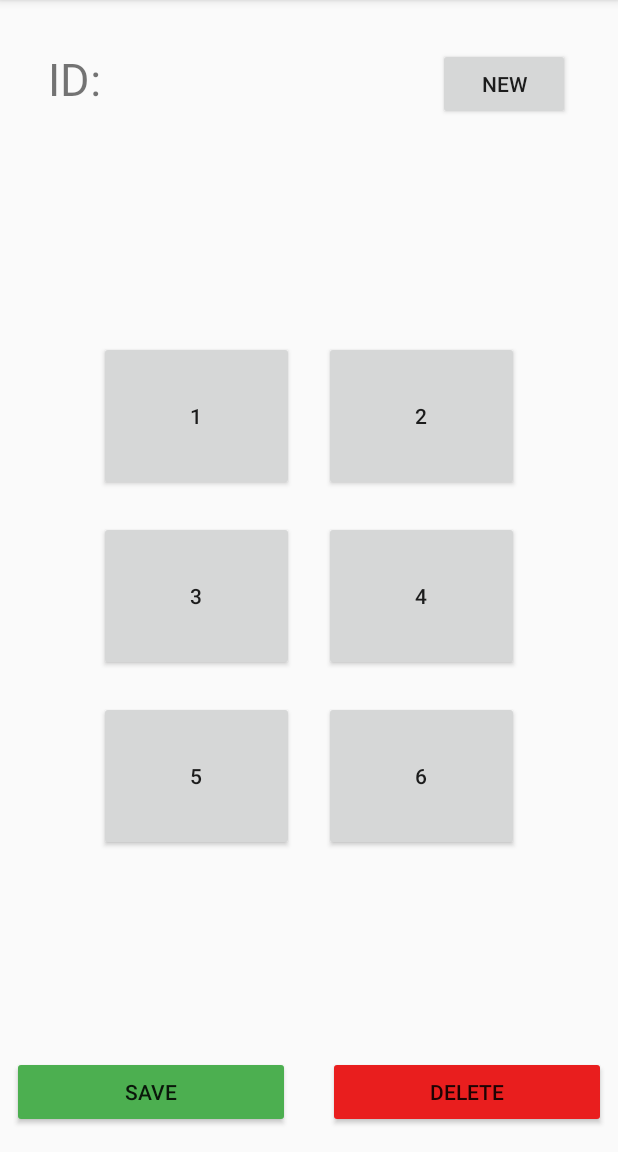
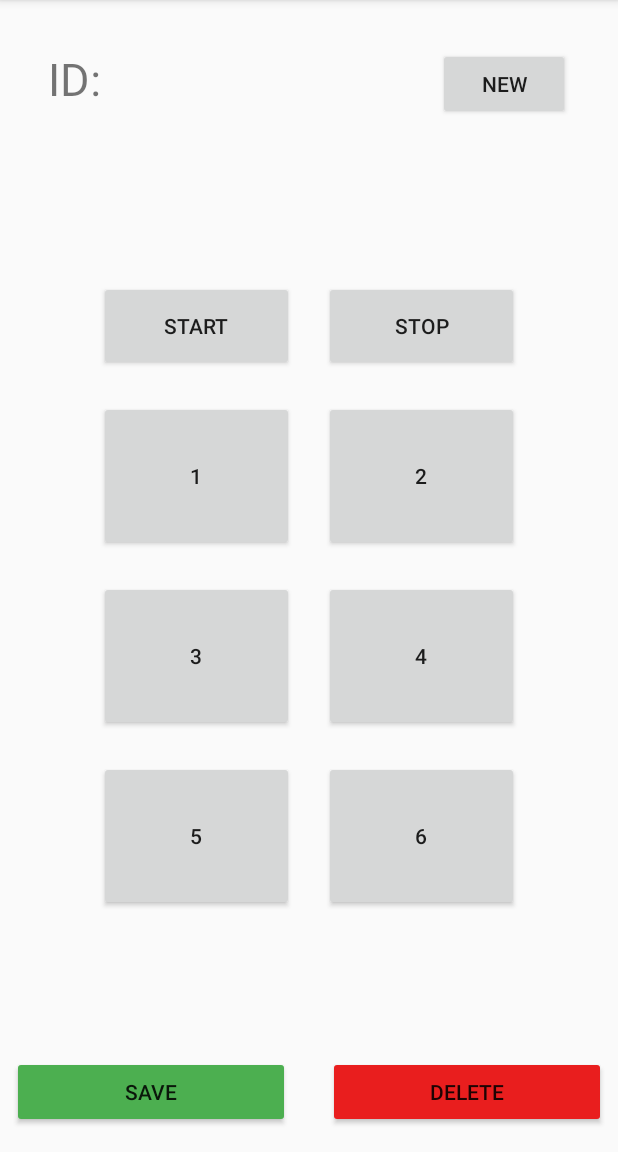
Before and after one commit to sho-87/flagger, an Android app: the screen it shows after launch (MainActivity), on a phone screen of 412 x 824 dp, the part 84-1236 px from its top. Run offline under Robolectric (Android 15) with nearby library versions, the phone set to English and light mode, and no system bars.

Commit message:
Add additional buttons

```diff
--- a/app/src/main/java/net/binarysea/flagger/MainActivity.java
+++ b/app/src/main/java/net/binarysea/flagger/MainActivity.java
@@ -31,7 +31,7 @@ import androidx.core.app.ActivityCompat;
 import androidx.core.content.ContextCompat;
 
 public class MainActivity extends AppCompatActivity implements View.OnClickListener {
-    public static final String TAG = "MainActivity";
+    private static final String TAG = "MainActivity";
     PackageInfo info;
     String[] permissions;
     Boolean hasAllPerms = true;
@@ -46,6 +46,8 @@ public class MainActivity extends AppCompatActivity implements View.OnClickListe
     Button buttonNew;
     Button buttonDelete;
     Button buttonSave;
+    Button buttonStart;
+    Button buttonStop;
     Button button1;
     Button button2;
     Button button3;
@@ -99,31 +101,36 @@ public class MainActivity extends AppCompatActivity implements View.OnClickListe
         buttonNew = findViewById(R.id.button_new);
         buttonNew.setOnClickListener(this);
 
+        buttonSave = findViewById(R.id.button_save);
+        buttonSave.setOnClickListener(this);
+
         buttonDelete = findViewById(R.id.button_delete);
         buttonDelete.setOnClickListener(this);
 
-        buttonSave = findViewById(R.id.button_save);
-        buttonSave.setOnClickListener(this);
+        buttonStart = findViewById(R.id.button_start);
+        buttonStart.setOnClickListener(this);
 
-        button1 = findViewById(R.id.button1);
+        buttonStop = findViewById(R.id.button_stop);
+        buttonStop.setOnClickListener(this);
+
+        button1 = findViewById(R.id.button_1);
         button1.setOnClickListener(this);
 
-        button2 = findViewById(R.id.button2);
+        button2 = findViewById(R.id.button_2);
         button2.setOnClickListener(this);
 
-        button3 = findViewById(R.id.button3);
+        button3 = findViewById(R.id.button_3);
         button3.setOnClickListener(this);
 
-        button4 = findViewById(R.id.button4);
+        button4 = findViewById(R.id.button_4);
         button4.setOnClickListener(this);
 
-        button5 = findViewById(R.id.button5);
+        button5 = findViewById(R.id.button_5);
         button5.setOnClickListener(this);
 
-        button6 = findViewById(R.id.button6);
+        button6 = findViewById(R.id.button_6);
         button6.setOnClickListener(this);
     }
-
 
     @Override
     public void onClick(View view) {
@@ -163,27 +170,35 @@ public class MainActivity extends AppCompatActivity implements View.OnClickListe
                 idValue.setText("");
                 break;
             }
-            case R.id.button1: {
+            case R.id.button_start: {
+                Log.d(TAG, "onClick: start");
+                break;
+            }
+            case R.id.button_stop: {
+                Log.d(TAG, "onClick: stop");
+                break;
+            }
+            case R.id.button_1: {
                 Log.d(TAG, "onClick: button1");
                 break;
             }
-            case R.id.button2: {
+            case R.id.button_2: {
                 Log.d(TAG, "onClick: button2");
                 break;
             }
-            case R.id.button3: {
+            case R.id.button_3: {
                 Log.d(TAG, "onClick: button3");
                 break;
             }
-            case R.id.button4: {
+            case R.id.button_4: {
                 Log.d(TAG, "onClick: button4");
                 break;
             }
-            case R.id.button5: {
+            case R.id.button_5: {
                 Log.d(TAG, "onClick: button5");
                 break;
             }
-            case R.id.button6: {
+            case R.id.button_6: {
                 Log.d(TAG, "onClick: button6");
                 break;
             }
@@ -228,8 +243,10 @@ public class MainActivity extends AppCompatActivity implements View.OnClickListe
 
     private void activateButtons(Boolean show) {
         buttonNew.setEnabled(show);
+        buttonSave.setEnabled(show);
         buttonDelete.setEnabled(show);
-        buttonSave.setEnabled(show);
+        buttonStart.setEnabled(show);
+        buttonStop.setEnabled(show);
         button1.setEnabled(show);
         button2.setEnabled(show);
         button3.setEnabled(show);
--- a/app/src/main/res/layout/activity_main.xml
+++ b/app/src/main/res/layout/activity_main.xml
@@ -68,7 +68,35 @@
             android:layout_height="match_parent">
 
             <Button
-                android:id="@+id/button1"
+                android:id="@+id/button_start"
+                android:layout_width="130dip"
+                android:layout_height="60dip"
+                android:layout_margin="10sp"
+                android:layout_marginStart="10sp"
+                android:layout_marginEnd="10sp"
+                android:layout_marginBottom="10sp"
+                android:enabled="true"
+                android:text="Start" />
+
+            <Button
+                android:id="@+id/button_stop"
+                android:layout_width="130dip"
+                android:layout_height="60dip"
+                android:layout_margin="10sp"
+                android:layout_marginStart="10sp"
+                android:layout_marginEnd="10sp"
+                android:layout_marginBottom="10sp"
+                android:enabled="true"
+                android:text="Stop" />
+
+        </TableRow>
+
+        <TableRow
+            android:layout_width="match_parent"
+            android:layout_height="match_parent">
+
+            <Button
+                android:id="@+id/button_1"
                 android:layout_width="130dip"
                 android:layout_height="100dip"
                 android:layout_margin="10sp"
@@ -79,7 +107,7 @@
                 android:text="1" />
 
             <Button
-                android:id="@+id/button2"
+                android:id="@+id/button_2"
                 android:layout_width="130dip"
                 android:layout_height="100dip"
                 android:layout_margin="10sp"
@@ -96,7 +124,7 @@
             android:layout_height="match_parent">
 
             <Button
-                android:id="@+id/button3"
+                android:id="@+id/button_3"
                 android:layout_width="130dip"
                 android:layout_height="100dip"
                 android:layout_margin="10sp"
@@ -107,7 +135,7 @@
                 android:text="3" />
 
             <Button
-                android:id="@+id/button4"
+                android:id="@+id/button_4"
                 android:layout_width="130dip"
                 android:layout_height="100dip"
                 android:layout_margin="10sp"
@@ -123,7 +151,7 @@
             android:layout_height="match_parent">
 
             <Button
-                android:id="@+id/button5"
+                android:id="@+id/button_5"
                 android:layout_width="130dip"
                 android:layout_height="100dip"
                 android:layout_margin="10sp"
@@ -134,7 +162,7 @@
                 android:text="5" />
 
             <Button
-                android:id="@+id/button6"
+                android:id="@+id/button_6"
                 android:layout_width="130dip"
                 android:layout_height="100dip"
                 android:layout_margin="10sp"
```
